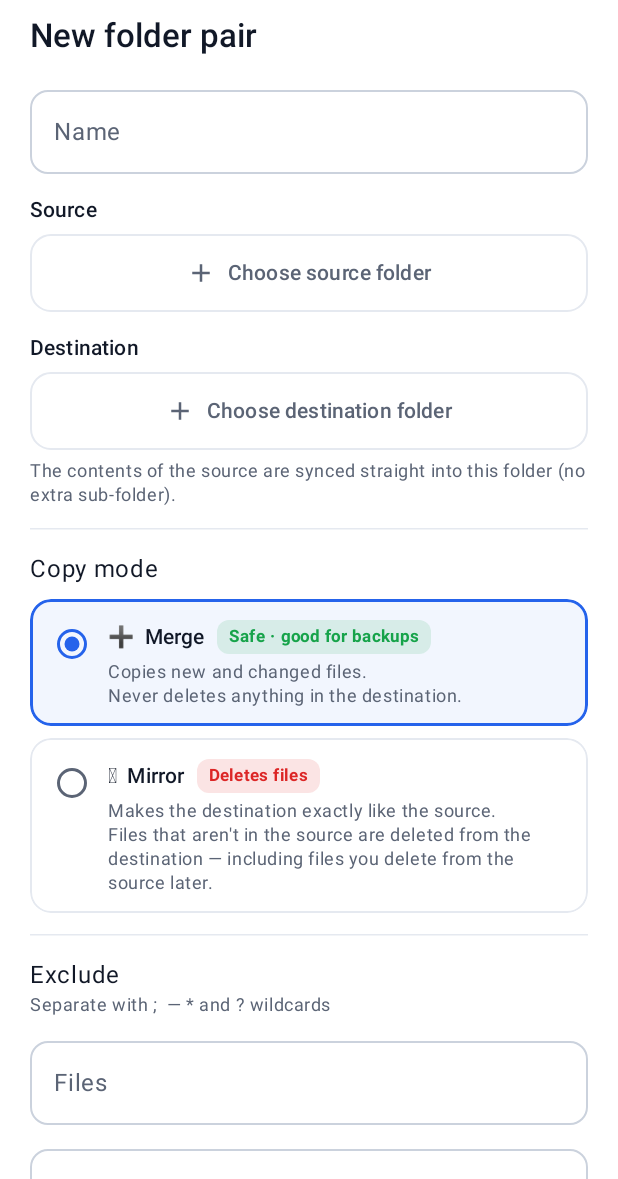
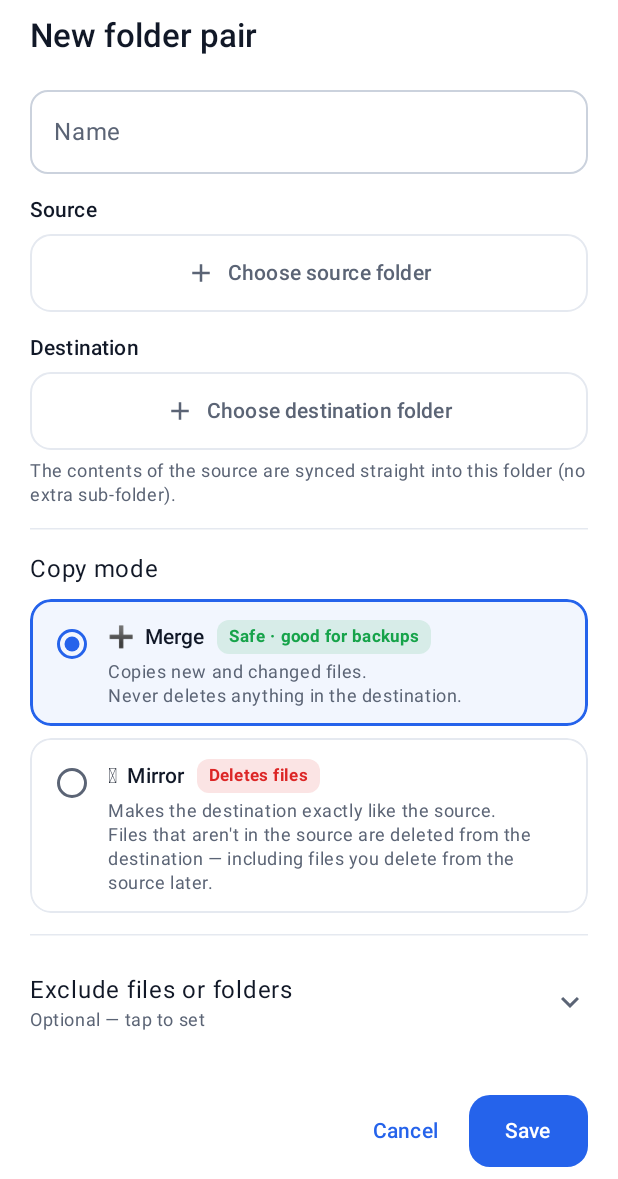
Before and after one commit to titipongbest/SAF-muticopy, an Android app built with Jetpack Compose: the screen it shows after launch (MainActivity), after a tap on "Create folder pair", on a phone screen of 412 x 824 dp, the part 57-1236 px from its top. Run offline under Robolectric (Android 15) with nearby library versions, the phone set to English and light mode, and no system bars; 1 statement that could not run was skipped.

Commit message:
Tidier screen: scrolling recent-files box, collapsible excludes, quick copy order
- Recent files sit in a fixed-height box that scrolls inside
- Exclude fields are hidden behind a tap-to-expand row (shows a summary)
- Quick copy tab shows Copy from and Destination first, then progress

Co-Authored-By: Claude Opus 5.5 <noreply@anthropic.com>
Claude-Session: https://claude.ai/code/session_01Py5KJk91fV5p29kyqWn88G

```diff
--- a/app/src/main/java/com/titipong/safmulticopy/ui/MainScreen.kt
+++ b/app/src/main/java/com/titipong/safmulticopy/ui/MainScreen.kt
@@ -31,6 +31,7 @@ import androidx.compose.foundation.layout.padding
 import androidx.compose.foundation.layout.size
 import androidx.compose.foundation.layout.width
 import androidx.compose.foundation.lazy.LazyColumn
+import androidx.compose.foundation.lazy.LazyListScope
 import androidx.compose.foundation.rememberScrollState
 import androidx.compose.foundation.shape.RoundedCornerShape
 import androidx.compose.foundation.verticalScroll
@@ -277,6 +278,8 @@ fun MainScreen(vm: MainViewModel) {
             ),
             verticalArrangement = Arrangement.spacedBy(12.dp),
         ) {
+            // Progress, running bars and recent files.
+            val statusItems: LazyListScope.() -> Unit = {
                 if (st.phase != Phase.IDLE) {
                     item(key = "progress") {
                         ProgressCard(st, onDismiss = vm::dismissResult)
@@ -295,8 +298,10 @@ fun MainScreen(vm: MainViewModel) {
                         )
                     }
                 }
+            }
 
             if (vm.tab == TAB_PAIRS) {
+                statusItems()
                 pairItems(
                     pairs = pairs,
                     st = st,
@@ -309,6 +314,7 @@ fun MainScreen(vm: MainViewModel) {
                     onNew = { editing = PairDraft() },
                 )
             } else {
+                // Quick copy: what and where come first.
                 item(key = "sources") {
                     SourcesCard(
                         folders = vm.sources,
@@ -324,6 +330,7 @@ fun MainScreen(vm: MainViewModel) {
                 item(key = "dest") {
                     DestinationCard(vm.destination, enabled = !running, onPick = { pickDest.launch(null) })
                 }
+                statusItems()
                 item(key = "quick-options") { QuickOptionsCard(vm, enabled = !running) }
             }
 
--- a/app/src/main/java/com/titipong/safmulticopy/ui/QuickCopy.kt
+++ b/app/src/main/java/com/titipong/safmulticopy/ui/QuickCopy.kt
@@ -1,5 +1,11 @@
 package com.titipong.safmulticopy.ui
 
+import androidx.compose.material.icons.filled.KeyboardArrowUp
+import androidx.compose.material.icons.filled.KeyboardArrowDown
+import androidx.compose.ui.text.style.TextOverflow
+import androidx.compose.ui.draw.clip
+import androidx.compose.foundation.clickable
+import androidx.compose.animation.AnimatedVisibility
 import androidx.compose.foundation.layout.Arrangement
 import androidx.compose.foundation.layout.Column
 import androidx.compose.foundation.layout.PaddingValues
@@ -166,12 +172,41 @@ internal fun ExcludeFields(
     onFiles: (String) -> Unit,
     onDirs: (String) -> Unit,
 ) {
+    // Hidden until tapped — most people never need it.
+    var open by remember { mutableStateOf(false) }
+    val cs = MaterialTheme.colorScheme
+    val summary = listOf(files, dirs).filter { it.isNotBlank() }.joinToString("; ")
     Column {
-        Text("Exclude", style = MaterialTheme.typography.bodyLarge)
+        Row(
+            Modifier
+                .fillMaxWidth()
+                .clip(RoundedCornerShape(12.dp))
+                .clickable { open = !open }
+                .padding(vertical = 10.dp),
+            verticalAlignment = Alignment.CenterVertically,
+        ) {
+            Column(Modifier.weight(1f)) {
+                Text("Exclude files or folders", style = MaterialTheme.typography.bodyLarge)
+                Text(
+                    if (summary.isEmpty()) "Optional — tap to set" else summary,
+                    style = MaterialTheme.typography.bodySmall,
+                    color = if (summary.isEmpty()) cs.onSurfaceVariant else cs.primary,
+                    maxLines = 1,
+                    overflow = TextOverflow.Ellipsis,
+                )
+            }
+            Icon(
+                if (open) Icons.Filled.KeyboardArrowUp else Icons.Filled.KeyboardArrowDown,
+                contentDescription = if (open) "Hide" else "Show",
+                tint = cs.onSurfaceVariant,
+            )
+        }
+        AnimatedVisibility(visible = open) {
+            Column {
                 Text(
                     "Separate with ;  — * and ? wildcards",
                     style = MaterialTheme.typography.bodySmall,
-            color = MaterialTheme.colorScheme.onSurfaceVariant,
+                    color = cs.onSurfaceVariant,
                 )
                 Spacer(Modifier.height(8.dp))
                 OutlinedTextField(
@@ -197,3 +232,5 @@ internal fun ExcludeFields(
                 )
             }
         }
+    }
+}
```
Also changed, not shown: app/src/main/java/com/titipong/safmulticopy/ui/Activity.kt (+19 -3 lines). Lines whose indentation alone changed are shown as unchanged.
